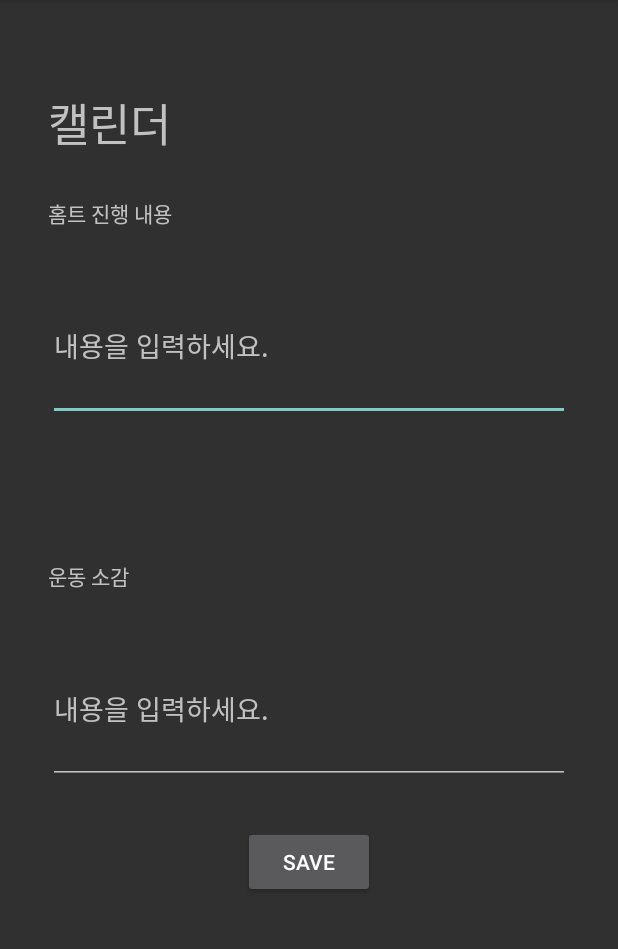
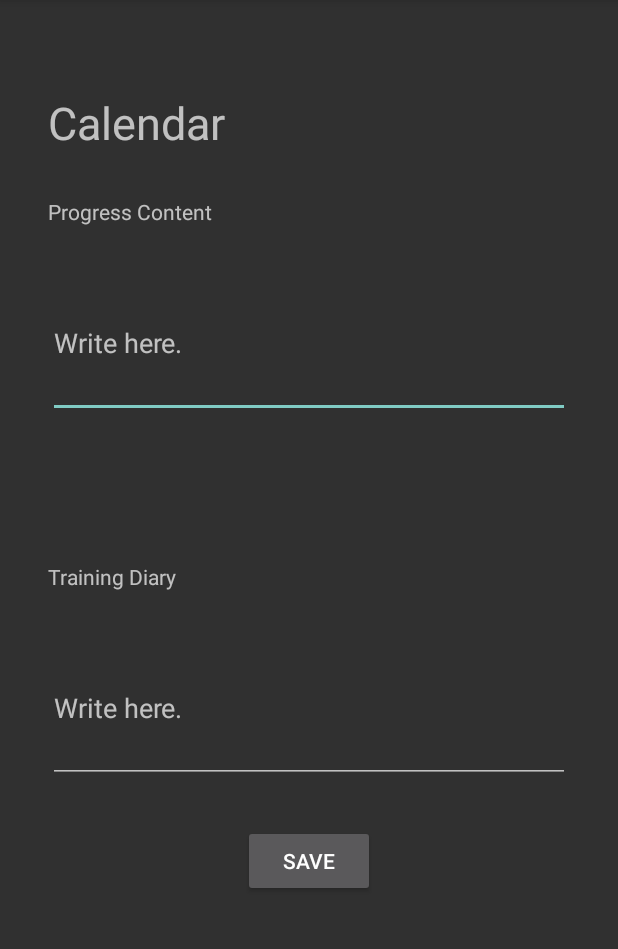
Before and after one commit to zxver1000/Grow_App, an Android app: the BoardDetailActivity screen opened directly, with no data from a screen before it, after a tap on "SAVE", on a phone screen of 412 x 824 dp, the part 84-1033 px from its top. Run offline under Robolectric (Android 15) with nearby library versions, the light colour scheme and no system bars; our stand-ins replace Room's generated code; 4 statements that could not run were skipped.

Commit message:
to english

```diff
--- a/app/src/main/java/com/example/vision_exam/BoardDetailActivity.kt
+++ b/app/src/main/java/com/example/vision_exam/BoardDetailActivity.kt
@@ -57,7 +57,7 @@ class BoardDetailActivity : AppCompatActivity() {
 
         saveBtn.setOnClickListener {
             if (taskContentEditText.text.toString().isEmpty() || diaryContentEditText.text.toString().isEmpty()){
-                Toast.makeText(this@BoardDetailActivity, "내용을 채워주세요~!!", Toast.LENGTH_SHORT).show()
+                Toast.makeText(this@BoardDetailActivity, "Fill in the blanks~!!", Toast.LENGTH_SHORT).show()
             }else{
                 curCalendarInfo.trainingDiary = diaryContentEditText.text.toString()
                 curCalendarInfo.trainingProgress = taskContentEditText.text.toString()
--- a/app/src/main/res/layout/activity_board_detail.xml
+++ b/app/src/main/res/layout/activity_board_detail.xml
@@ -13,7 +13,7 @@
         android:layout_height="wrap_content"
         android:layout_marginStart="32dp"
         android:layout_marginTop="32dp"
-        android:text="캘린더"
+        android:text="Calendar"
         android:textSize="30sp"
         app:layout_constraintBottom_toTopOf="@+id/task"
         app:layout_constraintStart_toStartOf="parent"
@@ -25,7 +25,7 @@
         android:layout_height="wrap_content"
         android:layout_marginStart="32dp"
         android:layout_marginTop="131dp"
-        android:text="홈트 진행 내용"
+        android:text="Progress Content"
         app:layout_constraintStart_toStartOf="parent"
         app:layout_constraintTop_toTopOf="parent" />
 
@@ -37,7 +37,7 @@
         android:layout_marginEnd="32dp"
         android:layout_marginTop="28dp"
         android:ems="10"
-        android:hint="내용을 입력하세요."
+        android:hint="Write here."
         app:layout_constraintStart_toStartOf="parent"
         app:layout_constraintTop_toBottomOf="@+id/task" />
 
@@ -46,7 +46,7 @@
         android:layout_width="wrap_content"
         android:layout_height="wrap_content"
         android:layout_marginStart="32dp"
-        android:text="운동 소감"
+        android:text="Training Diary"
         app:layout_constraintBottom_toBottomOf="parent"
         app:layout_constraintStart_toStartOf="parent"
         app:layout_constraintTop_toTopOf="parent" />
@@ -59,7 +59,7 @@
         android:layout_marginEnd="32dp"
         android:layout_marginTop="28dp"
         android:ems="10"
-        android:hint="내용을 입력하세요."
+        android:hint="Write here."
         app:layout_constraintStart_toStartOf="parent"
         app:layout_constraintTop_toBottomOf="@+id/diary" />
 
--- a/app/src/main/res/layout/fragment_board.xml
+++ b/app/src/main/res/layout/fragment_board.xml
@@ -20,7 +20,7 @@
         android:layout_height="wrap_content"
         android:layout_marginStart="24dp"
         android:layout_marginBottom="36dp"
-        android:text="캘린더"
+        android:text="CALENDAR"
         android:textSize="30sp"
         app:layout_constraintBottom_toTopOf="@+id/calendarView"
         app:layout_constraintStart_toStartOf="parent" />
```
